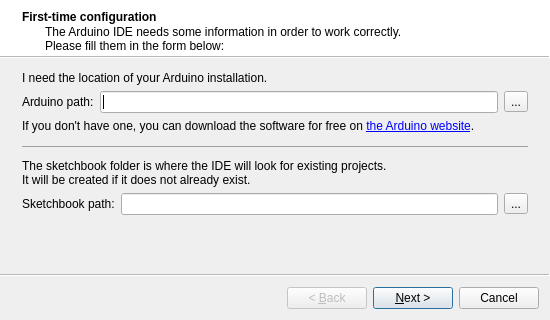
Old version of the form gui/FirstTimeWizard.ui in the repository mupuf/arduide.
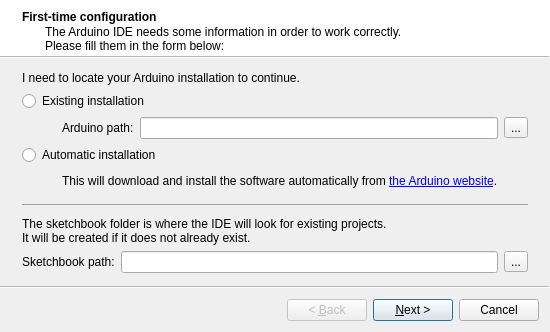
New version of the form. Icons and pictures are not drawn.

Commit message: arduino downloader

Patch:
```diff
--- a/gui/FirstTimeWizard.ui
+++ b/gui/FirstTimeWizard.ui
@@ -30,45 +30,102 @@
     <item>
      <widget class="QLabel" name="label_2">
       <property name="text">
-       <string>I need the location of your Arduino installation.</string>
+       <string>I need to locate your Arduino installation to continue.</string>
       </property>
      </widget>
     </item>
     <item>
-     <layout class="QHBoxLayout" name="horizontalLayout_2">
+     <widget class="QRadioButton" name="existingInstallButton">
+      <property name="text">
+       <string>Existing installation</string>
+      </property>
+     </widget>
+    </item>
+    <item>
+     <layout class="QHBoxLayout" name="horizontalLayout_5">
       <item>
-       <widget class="QLabel" name="label">
-        <property name="text">
-         <string>Arduino path:</string>
+       <spacer name="horizontalSpacer_2">
+        <property name="orientation">
+         <enum>Qt::Horizontal</enum>
         </property>
-       </widget>
+        <property name="sizeType">
+         <enum>QSizePolicy::Fixed</enum>
+        </property>
+        <property name="sizeHint" stdset="0">
+         <size>
+          <width>40</width>
+          <height>20</height>
+         </size>
+        </property>
+       </spacer>
       </item>
       <item>
-       <layout class="QHBoxLayout" name="horizontalLayout">
+       <layout class="QHBoxLayout" name="horizontalLayout_2">
         <item>
-         <widget class="QLineEdit" name="arduinoPathEdit"/>
-        </item>
-        <item>
-         <widget class="QToolButton" name="arduinoPathButton">
+         <widget class="QLabel" name="label">
           <property name="text">
-           <string>...</string>
+           <string>Arduino path:</string>
+          </property>
+          <property name="buddy">
+           <cstring>arduinoPathEdit</cstring>
           </property>
          </widget>
         </item>
+        <item>
+         <layout class="QHBoxLayout" name="horizontalLayout">
+          <item>
+           <widget class="QLineEdit" name="arduinoPathEdit"/>
+          </item>
+          <item>
+           <widget class="QToolButton" name="arduinoPathButton">
+            <property name="text">
+             <string>...</string>
+            </property>
+           </widget>
+          </item>
+         </layout>
+        </item>
        </layout>
       </item>
      </layout>
     </item>
     <item>
-     <widget class="QLabel" name="label_3">
+     <widget class="QRadioButton" name="automaticInstallButton">
       <property name="text">
-       <string>&lt;img src=&quot;:/images/16x16/help-hint.png&quot; /&gt;If you don't have one, you can download the software for free on &lt;a href=&quot;http://arduino.cc/&quot;&gt;the Arduino website&lt;/a&gt;.</string>
-      </property>
-      <property name="openExternalLinks">
-       <bool>true</bool>
+       <string>Automatic installation</string>
       </property>
      </widget>
     </item>
+    <item>
+     <layout class="QHBoxLayout" name="horizontalLayout_6">
+      <item>
+       <spacer name="horizontalSpacer">
+        <property name="orientation">
+         <enum>Qt::Horizontal</enum>
+        </property>
+        <property name="sizeType">
+         <enum>QSizePolicy::Fixed</enum>
+        </property>
+        <property name="sizeHint" stdset="0">
+         <size>
+          <width>40</width>
+          <height>20</height>
+         </size>
+        </property>
+       </spacer>
+      </item>
+      <item>
+       <widget class="QLabel" name="label_3">
+        <property name="text">
+         <string>&lt;img src=&quot;:/images/16x16/help-hint.png&quot; /&gt;This will download and install the software automatically from &lt;a href=&quot;http://arduino.cc/&quot;&gt;the Arduino website&lt;/a&gt;.</string>
+        </property>
+        <property name="openExternalLinks">
+         <bool>true</bool>
+        </property>
+       </widget>
+      </item>
+     </layout>
+    </item>
     <item>
      <widget class="QLabel" name="label_6">
       <property name="text">
```
Left out of the diff: 138 changed lines with no effect on the pictures. The commit also changes 5 other files.
